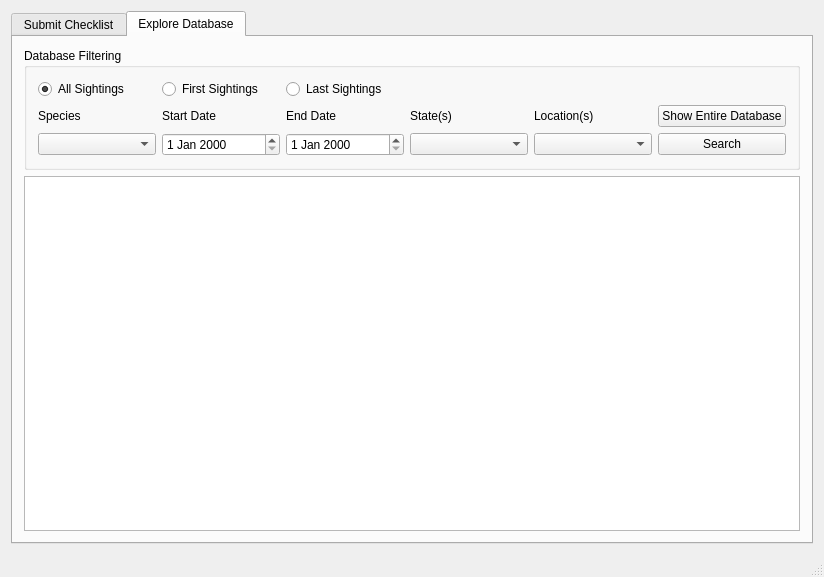
This is mainwindow.ui in calebfrome/Parnassian as Qt 5 draws it before an edit. The edited form follows.
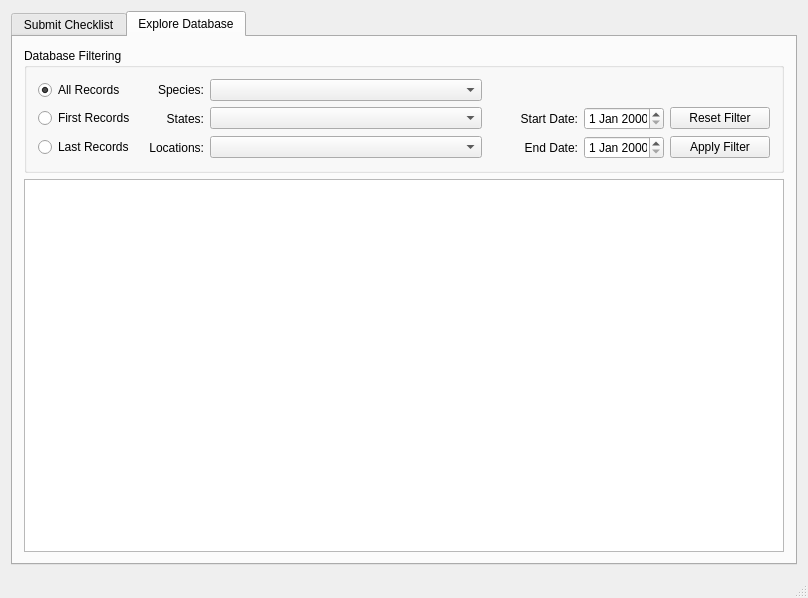
This is the edited form. The open tabs and pages were chosen to show the change.

```diff
--- a/mainwindow.ui
+++ b/mainwindow.ui
@@ -6,8 +6,8 @@
    <rect>
     <x>0</x>
     <y>0</y>
-    <width>824</width>
-    <height>572</height>
+    <width>808</width>
+    <height>598</height>
    </rect>
   </property>
   <property name="windowTitle">
@@ -389,6 +389,41 @@
            <string>Database Filtering</string>
           </property>
           <layout class="QGridLayout" name="gridLayout_3">
+           <item row="1" column="0">
+            <widget class="QRadioButton" name="rb_firstSightings">
+             <property name="maximumSize">
+              <size>
+               <width>100</width>
+               <height>16777215</height>
+              </size>
+             </property>
+             <property name="text">
+              <string>First Records</string>
+             </property>
+            </widget>
+           </item>
+           <item row="0" column="1">
+            <widget class="QLabel" name="label_5">
+             <property name="minimumSize">
+              <size>
+               <width>0</width>
+               <height>0</height>
+              </size>
+             </property>
+             <property name="maximumSize">
+              <size>
+               <width>60</width>
+               <height>16777215</height>
+              </size>
+             </property>
+             <property name="text">
+              <string>Species:</string>
+             </property>
+             <property name="alignment">
+              <set>Qt::AlignRight|Qt::AlignTrailing|Qt::AlignVCenter</set>
+             </property>
+            </widget>
+           </item>
            <item row="2" column="5">
             <widget class="QPushButton" name="pb_search">
              <property name="enabled">
@@ -402,93 +437,165 @@
              </property>
              <property name="maximumSize">
               <size>
-               <width>200</width>
+               <width>100</width>
                <height>16777215</height>
               </size>
              </property>
              <property name="text">
-              <string>Search</string>
+              <string>Apply Filter</string>
+             </property>
+            </widget>
+           </item>
+           <item row="0" column="0">
+            <widget class="QRadioButton" name="rb_allSightings">
+             <property name="maximumSize">
+              <size>
+               <width>100</width>
+               <height>16777215</height>
+              </size>
+             </property>
+             <property name="text">
+              <string>All Records</string>
+             </property>
+             <property name="checked">
+              <bool>true</bool>
+             </property>
+            </widget>
+           </item>
+           <item row="1" column="1">
+            <widget class="QLabel" name="label_9">
+             <property name="minimumSize">
+              <size>
+               <width>0</width>
+               <height>0</height>
+              </size>
+             </property>
+             <property name="maximumSize">
+              <size>
+               <width>60</width>
+               <height>16777215</height>
+              </size>
+             </property>
+             <property name="text">
+              <string>States:</string>
+             </property>
+             <property name="alignment">
+              <set>Qt::AlignRight|Qt::AlignTrailing|Qt::AlignVCenter</set>
              </property>
             </widget>
            </item>
            <item row="2" column="1">
-            <widget class="QDateEdit" name="exploreStartDate"/>
-           </item>
-           <item row="2" column="0">
-            <widget class="QComboBox" name="exploreSpecies"/>
-           </item>
-           <item row="1" column="0">
-            <widget class="QLabel" name="label_5">
+            <widget class="QLabel" name="label_8">
+             <property name="minimumSize">
+              <size>
+               <width>0</width>
+               <height>0</height>
+              </size>
+             </property>
+             <property name="maximumSize">
+              <size>
+               <width>60</width>
+               <height>16777215</height>
+              </size>
+             </property>
              <property name="text">
-              <string>Species</string>
+              <string>Locations:</string>
+             </property>
+             <property name="alignment">
+              <set>Qt::AlignRight|Qt::AlignTrailing|Qt::AlignVCenter</set>
              </property>
             </widget>
            </item>
            <item row="2" column="2">
-            <widget class="QDateEdit" name="exploreEndDate"/>
+            <widget class="QComboBox" name="exploreLocations"/>
+           </item>
+           <item row="0" column="2">
+            <widget class="QComboBox" name="exploreSpecies"/>
+           </item>
+           <item row="1" column="5">
+            <widget class="QPushButton" name="pb_resetFilter">
+             <property name="maximumSize">
+              <size>
+               <width>100</width>
+               <height>16777215</height>
+              </size>
+             </property>
+             <property name="text">
+              <string>Reset Filter</string>
+             </property>
+            </widget>
+           </item>
+           <item row="2" column="0">
+            <widget class="QRadioButton" name="rb_lastSightings">
+             <property name="maximumSize">
+              <size>
+               <width>100</width>
+               <height>16777215</height>
+              </size>
+             </property>
+             <property name="text">
+              <string>Last Records</string>
+             </property>
+            </widget>
            </item>
            <item row="1" column="2">
+            <widget class="QComboBox" name="exploreStates"/>
+           </item>
+           <item row="2" column="3">
             <widget class="QLabel" name="label_7">
+             <property name="maximumSize">
+              <size>
+               <width>90</width>
+               <height>16777215</height>
+              </size>
+             </property>
              <property name="text">
-              <string>End Date</string>
+              <string>End Date:</string>
+             </property>
+             <property name="alignment">
+              <set>Qt::AlignRight|Qt::AlignTrailing|Qt::AlignVCenter</set>
              </property>
             </widget>
            </item>
-           <item row="1" column="1">
+           <item row="1" column="3">
             <widget class="QLabel" name="label_6">
+             <property name="maximumSize">
+              <size>
+               <width>90</width>
+               <height>16777215</height>
+              </size>
+             </property>
              <property name="text">
-              <string>Start Date</string>
+              <string>Start Date:</string>
+             </property>
+             <property name="alignment">
+              <set>Qt::AlignRight|Qt::AlignTrailing|Qt::AlignVCenter</set>
              </property>
             </widget>
            </item>
            <item row="2" column="4">
-            <widget class="QComboBox" name="exploreLocations"/>
+            <widget class="QDateEdit" name="exploreEndDate">
+             <property name="maximumSize">
+              <size>
+               <width>80</width>
+               <height>16777215</height>
+              </size>
+             </property>
+             <property name="alignment">
+              <set>Qt::AlignCenter</set>
+             </property>
+            </widget>
            </item>
            <item row="1" column="4">
-            <widget class="QLabel" name="label_8">
-             <property name="text">
-              <string>Location(s)</string>
+            <widget class="QDateEdit" name="exploreStartDate">
+             <property name="maximumSize">
+              <size>
+               <width>80</width>
+               <height>16777215</height>
+              </size>
              </property>
-            </widget>
-           </item>
-           <item row="2" column="3">
-            <widget class="QComboBox" name="exploreStates"/>
-           </item>
-           <item row="1" column="3">
-            <widget class="QLabel" name="label_9">
-             <property name="text">
-              <string>State(s)</string>
-             </property>
-            </widget>
-           </item>
-           <item row="1" column="5">
-            <widget class="QPushButton" name="pb_showAll">
-             <property name="text">
-              <string>Show Entire Database</string>
-             </property>
-            </widget>
-           </item>
-           <item row="0" column="0">
-            <widget class="QRadioButton" name="rb_allSightings">
-             <property name="text">
-              <string>All Sightings</string>
-             </property>
-             <property name="checked">
-              <bool>true</bool>
-             </property>
-            </widget>
-           </item>
-           <item row="0" column="1">
-            <widget class="QRadioButton" name="rb_firstSightings">
-             <property name="text">
-              <string>First Sightings</string>
-             </property>
-            </widget>
-           </item>
-           <item row="0" column="2">
-            <widget class="QRadioButton" name="rb_lastSightings">
-             <property name="text">
-              <string>Last Sightings</string>
+             <property name="alignment">
+              <set>Qt::AlignCenter</set>
              </property>
             </widget>
            </item>
```
Left out of the diff: 73 changed lines with no effect on the pictures.
